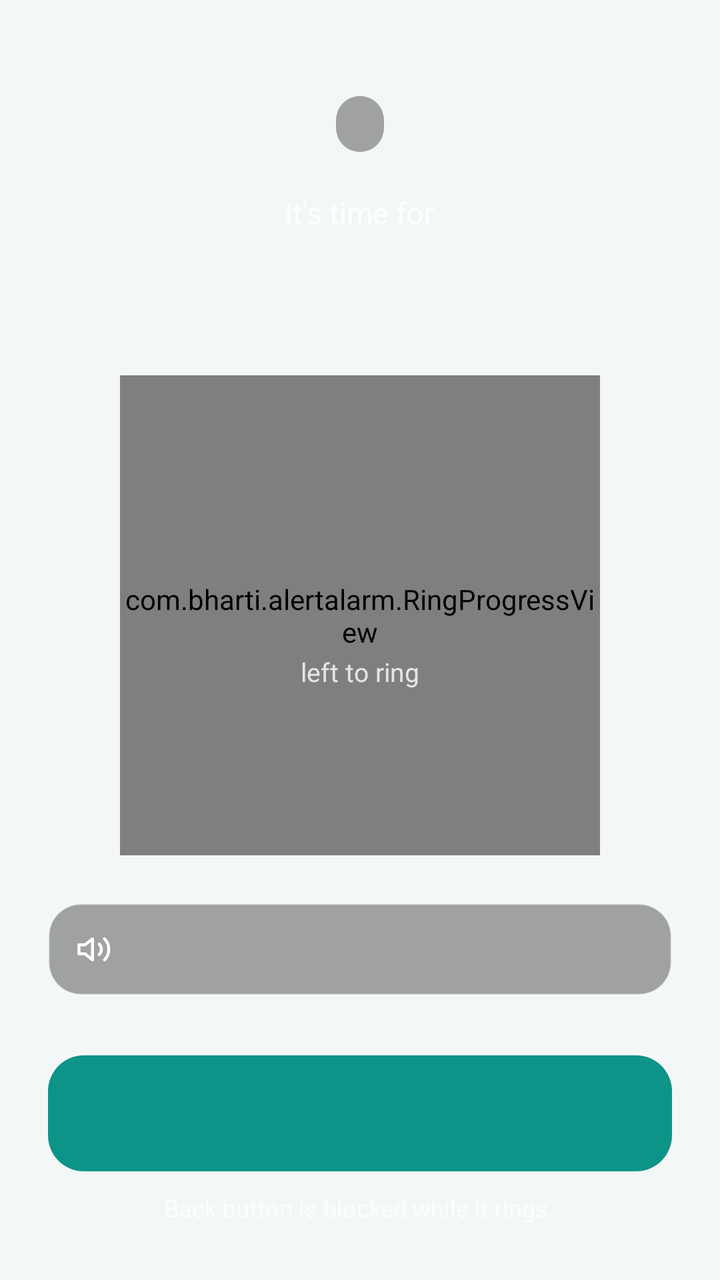
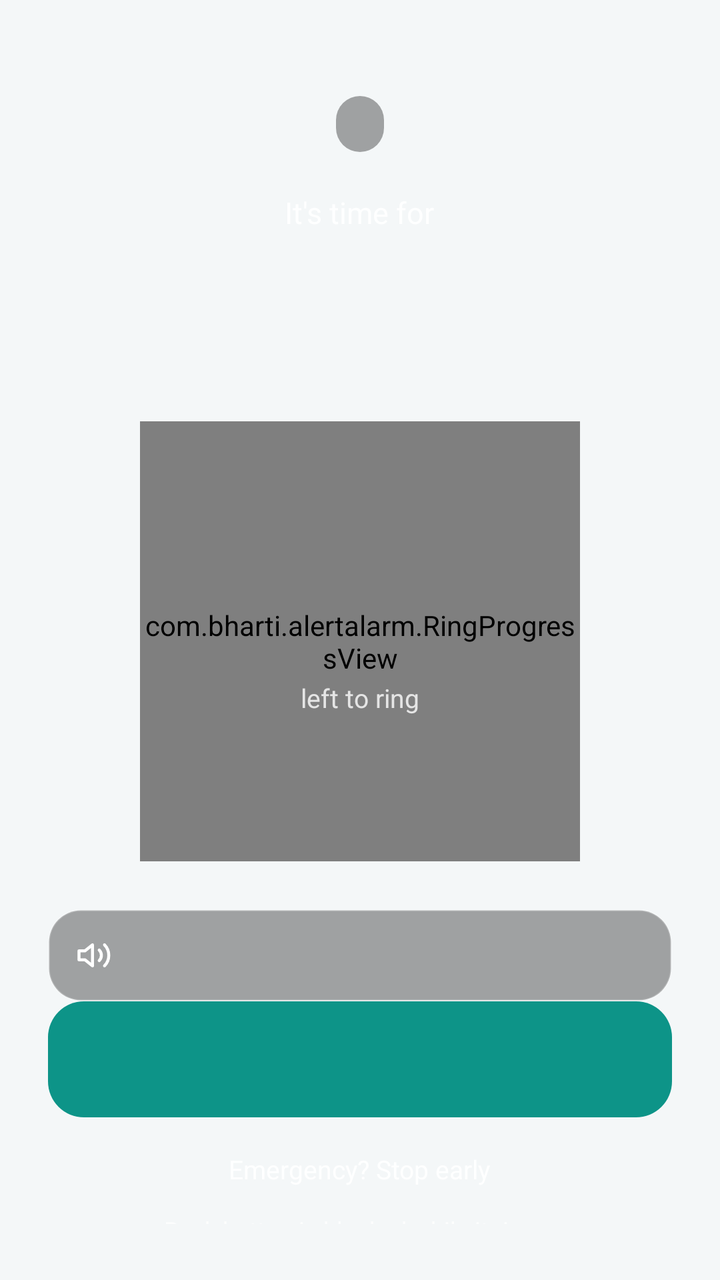

Compare the two renders of this Android layout. The source of the first and the diff that turns it into the second are given below.
<!-- AndroidManifest.xml: activity theme Theme.AlertAlarm.Ringing -->
<!-- res/layout/activity_ringing.xml -->
<?xml version="1.0" encoding="utf-8"?>
<LinearLayout xmlns:android="http://schemas.android.com/apk/res/android"
    xmlns:app="http://schemas.android.com/apk/res-auto"
    android:layout_width="match_parent"
    android:layout_height="match_parent"
    android:id="@+id/ringRoot"
    android:background="@color/bg"
    android:gravity="center_horizontal"
    android:orientation="vertical"
    android:paddingStart="24dp"
    android:paddingTop="48dp"
    android:paddingEnd="24dp"
    android:paddingBottom="28dp">

    <TextView
        android:id="@+id/lockPill"
        android:layout_width="wrap_content"
        android:layout_height="28dp"
        android:background="@drawable/bg_pill_dark"
        android:drawablePadding="6dp"
        android:fontFamily="sans-serif-medium"
        android:gravity="center_vertical"
        android:paddingStart="12dp"
        android:paddingEnd="12dp"
        android:textColor="#FFFFFFFF"
        android:textSize="12sp" />

    <TextView
        android:layout_width="wrap_content"
        android:layout_height="wrap_content"
        android:layout_marginTop="20dp"
        android:text="It's time for"
        android:textColor="#E6FFFFFF"
        android:textSize="15sp" />

    <TextView
        android:id="@+id/taskText"
        android:layout_width="match_parent"
        android:layout_height="wrap_content"
        android:layout_marginTop="8dp"
        android:gravity="center"
        android:lineSpacingExtra="2dp"
        android:textColor="@color/text"
        android:textSize="28sp"
        android:textStyle="bold" />

    <FrameLayout
        android:layout_width="240dp"
        android:layout_height="240dp"
        android:layout_marginTop="26dp">

        <com.bharti.alertalarm.RingProgressView
            android:id="@+id/ringView"
            android:layout_width="match_parent"
            android:layout_height="match_parent" />

        <LinearLayout
            android:layout_width="wrap_content"
            android:layout_height="wrap_content"
            android:layout_gravity="center"
            android:gravity="center_horizontal"
            android:orientation="vertical">

            <TextView
                android:id="@+id/countdownText"
                android:layout_width="wrap_content"
                android:layout_height="wrap_content"
                android:letterSpacing="-0.02"
                android:textColor="@color/text"
                android:textSize="42sp"
                android:textStyle="bold" />

            <TextView
                android:id="@+id/leftLabel"
                android:layout_width="wrap_content"
                android:layout_height="wrap_content"
                android:text="left to ring"
                android:textColor="#CCFFFFFF"
                android:textSize="13sp" />
        </LinearLayout>
    </FrameLayout>

    <LinearLayout
        android:layout_width="match_parent"
        android:layout_height="wrap_content"
        android:layout_marginTop="24dp"
        android:background="@drawable/bg_glass"
        android:gravity="center_vertical"
        android:orientation="horizontal"
        android:padding="14dp">

        <ImageView
            android:layout_width="18dp"
            android:layout_height="18dp"
            android:importantForAccessibility="no"
            android:src="@drawable/ic_volume"
            app:tint="@color/white" />

        <TextView
            android:id="@+id/untilText"
            android:layout_width="0dp"
            android:layout_height="wrap_content"
            android:layout_marginStart="10dp"
            android:layout_weight="1"
            android:textColor="#F2FFFFFF"
            android:textSize="13sp" />
    </LinearLayout>

    <View
        android:layout_width="match_parent"
        android:layout_height="0dp"
        android:layout_weight="1" />

    <TextView
        android:id="@+id/stopButton"
        android:layout_width="match_parent"
        android:layout_height="58dp"
        android:background="@drawable/bg_stop_button"
        android:clickable="true"
        android:drawablePadding="8dp"
        android:focusable="true"
        android:fontFamily="sans-serif-medium"
        android:gravity="center"
        android:textColor="@color/stop_text"
        android:textSize="16sp" />

    <TextView
        android:id="@+id/footerText"
        android:layout_width="wrap_content"
        android:layout_height="wrap_content"
        android:layout_marginTop="10dp"
        android:text="Back button is blocked while it rings."
        android:textColor="#B3FFFFFF"
        android:textSize="12sp" />
</LinearLayout>
<!-- resources referenced by this layout -->
<resources>
  <color name="bg">#F4F7F8</color>
  <color name="text">#0E1113</color>
  <color name="white">#FFFFFFFF</color>
  <!-- drawable bg_glass (drawable) -->
  <?xml version="1.0" encoding="utf-8"?>
  <shape xmlns:android="http://schemas.android.com/apk/res/android" android:shape="rectangle">
      <solid android:color="#59000000" />
      <stroke android:width="1dp" android:color="#33FFFFFF" />
      <corners android:radius="16dp" />
  </shape>
  <!-- drawable bg_pill_dark (drawable) -->
  <?xml version="1.0" encoding="utf-8"?>
  <shape xmlns:android="http://schemas.android.com/apk/res/android" android:shape="rectangle">
      <solid android:color="#59000000" />
      <corners android:radius="999dp" />
  </shape>
  <!-- drawable bg_stop_button (drawable) -->
  <?xml version="1.0" encoding="utf-8"?>
  <selector xmlns:android="http://schemas.android.com/apk/res/android">
      <item android:state_enabled="false" android:drawable="@drawable/bg_button_disabled" />
      <item android:drawable="@drawable/bg_button_accent" />
  </selector>
  <!-- drawable ic_volume (drawable) -->
  <?xml version="1.0" encoding="utf-8"?>
  <vector xmlns:android="http://schemas.android.com/apk/res/android"
      android:width="24dp"
      android:height="24dp"
      android:viewportWidth="24"
      android:viewportHeight="24">
      <path
          android:fillColor="#00000000"
          android:pathData="M11,5L6,9H2v6h4l5,4z"
          android:strokeColor="#FFFFFFFF"
          android:strokeLineCap="round"
          android:strokeLineJoin="round"
          android:strokeWidth="2" />
      <path
          android:fillColor="#00000000"
          android:pathData="M15.5,8.5a5,5 0,0 1,0 7M19,5a10,10 0,0 1,0 14"
          android:strokeColor="#FFFFFFFF"
          android:strokeLineCap="round"
          android:strokeLineJoin="round"
          android:strokeWidth="2" />
  </vector>
  <style name="Theme.AlertAlarm.Ringing">
          <item name="android:statusBarColor">@color/bg</item>
          <item name="android:navigationBarColor">@color/bg</item>
      </style>
  <!-- drawable bg_button_disabled (drawable) -->
  <?xml version="1.0" encoding="utf-8"?>
  <shape xmlns:android="http://schemas.android.com/apk/res/android" android:shape="rectangle">
      <solid android:color="@color/surface" />
      <stroke android:width="1dp" android:color="@color/stroke" />
      <corners android:radius="20dp" />
  </shape>
  <!-- drawable bg_button_accent (drawable) -->
  <?xml version="1.0" encoding="utf-8"?>
  <shape xmlns:android="http://schemas.android.com/apk/res/android" android:shape="rectangle">
      <solid android:color="@color/accent" />
      <corners android:radius="18dp" />
  </shape>
  <color name="surface">#FFFFFF</color>
  <color name="stroke">#DDE3E7</color>
  <color name="accent">#0D9488</color>
</resources>

<!-- the commit's change to res/layout/activity_ringing.xml (unified diff, before → after) -->
@@ -44,10 +44,21 @@
         android:textSize="28sp"
         android:textStyle="bold" />
 
+    <TextView
+        android:id="@+id/quoteText"
+        android:layout_width="match_parent"
+        android:layout_height="wrap_content"
+        android:layout_marginTop="10dp"
+        android:gravity="center"
+        android:lineSpacingExtra="2dp"
+        android:textColor="#D9FFFFFF"
+        android:textSize="14sp"
+        android:textStyle="italic" />
+
     <FrameLayout
-        android:layout_width="240dp"
-        android:layout_height="240dp"
-        android:layout_marginTop="26dp">
+        android:layout_width="220dp"
+        android:layout_height="220dp"
+        android:layout_marginTop="20dp">
 
         <com.bharti.alertalarm.RingProgressView
             android:id="@+id/ringView"
@@ -124,11 +135,62 @@
         android:textColor="@color/stop_text"
         android:textSize="16sp" />
 
+    <LinearLayout
+        android:id="@+id/doneRow"
+        android:layout_width="match_parent"
+        android:layout_height="wrap_content"
+        android:orientation="horizontal"
+        android:visibility="gone">
+
+        <TextView
+            android:id="@+id/notDoneButton"
+            android:layout_width="0dp"
+            android:layout_height="58dp"
+            android:layout_weight="1"
+            android:background="@drawable/bg_glass"
+            android:clickable="true"
+            android:focusable="true"
+            android:fontFamily="sans-serif-medium"
+            android:gravity="center"
+            android:text="❌  Not done"
+            android:textColor="#FFFFFFFF"
+            android:textSize="16sp" />
+
+        <TextView
+            android:id="@+id/doneButton"
+            android:layout_width="0dp"
+            android:layout_height="58dp"
+            android:layout_marginStart="10dp"
+            android:layout_weight="1"
+            android:background="@drawable/bg_button_accent"
+            android:clickable="true"
+            android:focusable="true"
+            android:fontFamily="sans-serif-medium"
+            android:gravity="center"
+            android:text="✅  Done"
+            android:textColor="@color/on_accent"
+            android:textSize="16sp" />
+    </LinearLayout>
+
+    <TextView
+        android:id="@+id/emergencyButton"
+        android:layout_width="wrap_content"
+        android:layout_height="40dp"
+        android:layout_marginTop="6dp"
+        android:clickable="true"
+        android:focusable="true"
+        android:gravity="center"
+        android:paddingStart="12dp"
+        android:paddingEnd="12dp"
+        android:text="Emergency? Stop early"
+        android:textColor="#E6FFFFFF"
+        android:textSize="13sp" />
+
     <TextView
         android:id="@+id/footerText"
         android:layout_width="wrap_content"
         android:layout_height="wrap_content"
-        android:layout_marginTop="10dp"
+        android:layout_marginTop="2dp"
         android:text="Back button is blocked while it rings."
         android:textColor="#B3FFFFFF"
         android:textSize="12sp" />
<!-- resource entries referenced after the edit -->
@@ -1,6 +1,7 @@
 <!-- resources referenced by this layout -->
 <resources>
   <color name="bg">#F4F7F8</color>
+  <color name="on_accent">#FFFFFF</color>
   <color name="text">#0E1113</color>
   <color name="white">#FFFFFFFF</color>
   <!-- drawable bg_glass (drawable) -->
